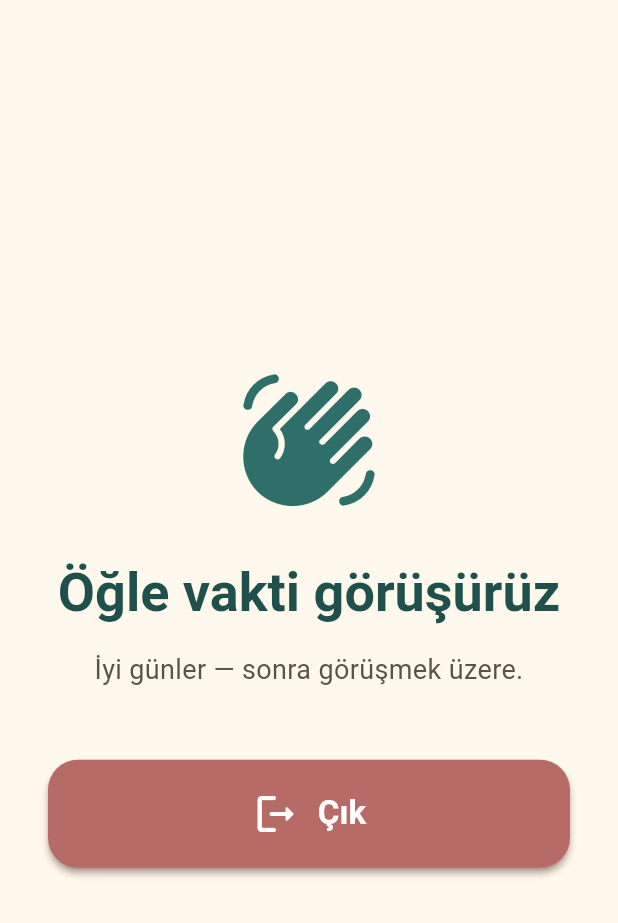
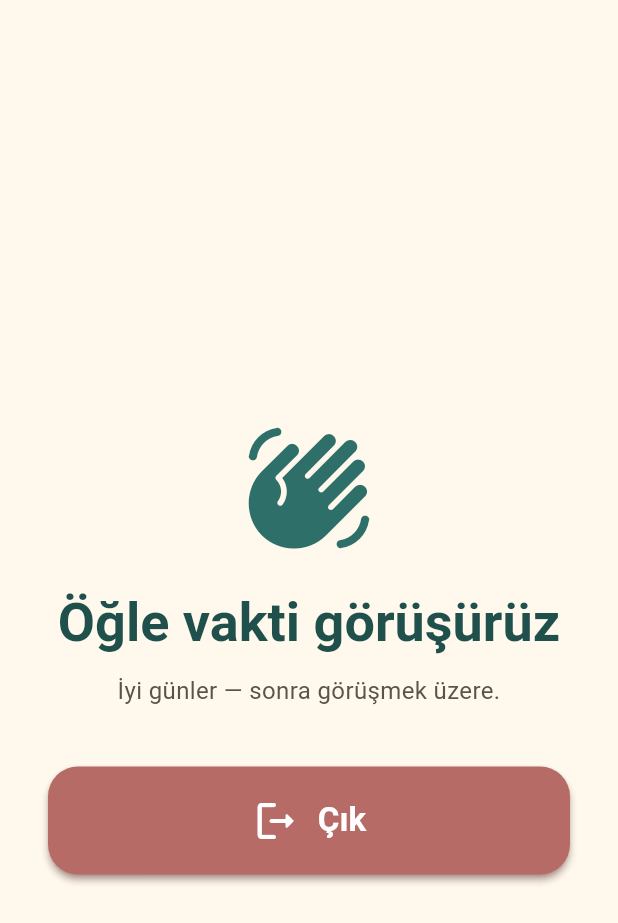
Before and after one commit to muozer1993-crypto/repo, a Flutter app: the _FarewellPhase screen opened directly with empty values, on a phone screen of 412 x 824 dp. Shown: the top 923 px of the screen. Run offline on Flutter 3.47's test engine with Material 3 defaults, Android fonts, the phone set to English and light mode, and no system bars; drawn by our look-alikes of auto_size_text; our stand-ins replace flutter_riverpod, go_router, isar, just_audio, supabase_flutter; accounts and stored records are empty; generated files the repository leaves out were written again.

Commit message:
v2/ui-pass-4: completion → farewell, landscape overflow fix on goodbye screen
(1) After both games finish (or game1 only on game2-less scenes),
the patient now lands on the FarewellPhase directly — same screen
that "Şimdilik yeterli" + Çık-during-game route to. The
intermediate CompletionOverlay with "Aferin harikasın!" + "Ana
ekrana dön" is gone; the patient who just told the app
"şimdilik yeterli" minutes earlier was getting confused at
seeing two different green screens with two different actions.

FarewellPhase grows a `celebrate` flag:
  * celebrate=true (full success) → green check icon + "Aferin
    harikasın!" mini-header above the window-aware "İkindi vakti
    görüşürüz" title.
  * celebrate=false (early stop / Çık) → wave icon, no celebration
    header, neutral tone.
The single Çık button (danger variant) is the only action — calls
hardExitApp() which kills the process and (release-build) drops
the recents card.

GameSessionController: onGame2Result and onGame1Completed (when
no game2 exists) both go through new _completeAndFareWell() which
flushes the SessionLog row and transitions to farewell. The
in-controller `completed` phase still exists in the enum for
binary-compat but nothing sets it on the happy path now.

(2) FarewellPhase landscape layout fix.
Wrapped the body in SingleChildScrollView + LayoutBuilder. When
constraints.maxHeight < 480 (landscape phone) the icon shrinks
56→88px, vertical spacings tighten, and the Çık button uses
compact mode. Resolves the "bottom overflowed by 31px" complaint
on landscape Mi 11.

Note on Çık/Kapat not fully closing in debug mode: confirmed
debug-build behaviour — Flutter's dev tools daemon keeps the
process alive after io.exit(0), so Android shows the activity in
recents and tapping it relaunches. `flutter run --release` builds
or signed APKs terminate cleanly. No code change needed; user
flagged this as "muhtemelen debugging" themselves.

https://claude.ai/code/session_01ReQCHZjnxNkcEqMM7H4pZD

```diff
--- a/lib/features/game/application/game_session_controller.dart
+++ b/lib/features/game/application/game_session_controller.dart
@@ -175,10 +175,18 @@ class GameSessionController extends StateNotifier<GameSessionState> {
     state = state.copyWith(
       game1Errors: errorCount,
       game1Completed: completed,
-      phase: state.scene.game2 == null
-          ? GameSessionPhase.completed
-          : GameSessionPhase.transitionToGame2,
     );
+    // v2 — if the scene has a Game-2, advance to the transition; if
+    // not, finish the session immediately and route to farewell. The
+    // intermediate "completed" phase + CompletionOverlay is gone — its
+    // "Ana ekrana dön" button confused patients who'd just been told
+    // "şimdilik yeterli" minutes earlier and saw the same destination.
+    if (state.scene.game2 == null) {
+      // ignore: discarded_futures
+      _completeAndFareWell();
+    } else {
+      state = state.copyWith(phase: GameSessionPhase.transitionToGame2);
+    }
   }
 
   /// v2 — record Game-1 stats WITHOUT transitioning to the next phase.
@@ -201,7 +209,11 @@ class GameSessionController extends StateNotifier<GameSessionState> {
   void onTransitionContinue() {
     if (state.phase != GameSessionPhase.transitionToGame2) return;
     if (state.scene.game2 == null) {
-      state = state.copyWith(phase: GameSessionPhase.completed);
+      // Defensive — TransitionScreen shouldn't have been mounted on a
+      // game2-less scene anyway. Funnel through the same farewell
+      // path the rest of the controller uses.
+      // ignore: discarded_futures
+      _completeAndFareWell();
       return;
     }
     state = state.copyWith(phase: GameSessionPhase.game2);
@@ -240,8 +252,17 @@ class GameSessionController extends StateNotifier<GameSessionState> {
     state = state.copyWith(
       game2Errors: result.errorCount,
       game2Completed: result.completed,
-      phase: GameSessionPhase.completed,
     );
+    // ignore: discarded_futures
+    _completeAndFareWell();
+  }
+
+  /// Internal: flush the session row, mark the celebration flag, and
+  /// transition to farewell. Single funnel for both successful Game-1
+  /// (no-game2 scenes) and Game-2 completion.
+  Future<void> _completeAndFareWell() async {
+    await _flushSessionRow(exitedEarly: false);
+    state = state.copyWith(phase: GameSessionPhase.farewell);
   }
 
   // ----- Completion / bonus offer -----
--- a/lib/features/game/presentation/scene_player_screen.dart
+++ b/lib/features/game/presentation/scene_player_screen.dart
@@ -98,7 +98,10 @@ class _ScenePlayerScreenState extends ConsumerState<ScenePlayerScreen> {
       case GameSessionPhase.game2:
         return _Game2PhaseFor(args.scene);
       case GameSessionPhase.completed:
-        return _CompletionPhase(onDone: _onCompletionDone);
+        // v2 — completed phase is unreachable now (game1/game2 result
+        // handlers funnel directly to farewell). Keep a compact
+        // fallback in case any pre-v2 state lands here.
+        return _FarewellPhase(window: args.scene.window, celebrate: true);
       case GameSessionPhase.bonusOffer:
         return _BonusOfferPhase(
           onAccept: _onBonusAccept,
@@ -113,7 +116,11 @@ class _ScenePlayerScreenState extends ConsumerState<ScenePlayerScreen> {
               .onBonusFinished(),
         );
       case GameSessionPhase.farewell:
-        return _FarewellPhase(window: session.scene.window);
+        return _FarewellPhase(
+          window: session.scene.window,
+          celebrate: session.game1Completed &&
+              (session.scene.game2 == null || session.game2Completed),
+        );
       case GameSessionPhase.done:
         return const Scaffold(
           body: Center(child: CircularProgressIndicator()),
@@ -471,49 +478,102 @@ class _InlineBonusHostState extends ConsumerState<_InlineBonusHost> {
 /// process via dart:io exit(0); SystemNavigator.pop() on some Android
 /// OEM builds just minimises).
 class _FarewellPhase extends StatelessWidget {
-  const _FarewellPhase({required this.window});
+  const _FarewellPhase({
+    required this.window,
+    required this.celebrate,
+  });
   final TimeWindow window;
+
+  /// True when the patient finished both games (or game1 only on
+  /// game2-less scenes). Drives the "Aferin harikasın!" mini-header
+  /// and the green check icon. False on early-stop paths (Çık,
+  /// Şimdilik yeterli) so the screen feels neutral, not celebratory.
+  final bool celebrate;
 
   @override
   Widget build(BuildContext context) {
+    final t = Theme.of(context).textTheme;
     return Scaffold(
       backgroundColor: AppColors.background,
       body: SafeArea(
-        child: Padding(
-          padding: const EdgeInsets.all(32),
+        child: LayoutBuilder(
+          builder: (context, c) {
+            final isTight = c.maxHeight < 480;
+            return SingleChildScrollView(
+              padding: EdgeInsets.symmetric(
+                horizontal: 32,
+                vertical: isTight ? 16 : 32,
+              ),
+              child: ConstrainedBox(
+                constraints: BoxConstraints(minHeight: c.maxHeight - 16),
                 child: Column(
                   mainAxisAlignment: MainAxisAlignment.center,
                   children: [
-              Icon(Icons.waving_hand_rounded,
-                  size: 96, color: AppColors.primary),
-              const SizedBox(height: 32),
+                    if (celebrate) ...[
+                      Icon(
+                        Icons.check_circle_rounded,
+                        size: isTight ? 56 : 88,
+                        color: AppColors.acceptGlow,
+                      ),
+                      const SizedBox(height: 8),
+                      AutoSizeText(
+                        StringsTr.completionTitle,
+                        maxLines: 1,
+                        minFontSize: 18,
+                        wrapWords: false,
+                        textAlign: TextAlign.center,
+                        style: t.headlineSmall?.copyWith(
+                          color: AppColors.primary,
+                          fontWeight: FontWeight.w600,
+                        ),
+                      ),
+                      SizedBox(height: isTight ? 12 : 24),
+                    ] else ...[
+                      Icon(
+                        Icons.waving_hand_rounded,
+                        size: isTight ? 56 : 88,
+                        color: AppColors.primary,
+                      ),
+                      SizedBox(height: isTight ? 12 : 24),
+                    ],
                     AutoSizeText(
                       _farewellTitle(window),
-                style: Theme.of(context).textTheme.displaySmall?.copyWith(
+                      style: t.displaySmall?.copyWith(
                         color: AppColors.primaryDark,
                         fontWeight: FontWeight.w600,
                       ),
                       maxLines: 2,
-                minFontSize: 22,
+                      minFontSize: 18,
                       wrapWords: false,
                       textAlign: TextAlign.center,
                     ),
-              const SizedBox(height: 16),
+                    const SizedBox(height: 12),
                     Text(
                       'İyi günler — sonra görüşmek üzere.',
                       textAlign: TextAlign.center,
-                style: TextStyle(fontSize: 18, color: AppColors.textSecondary),
+                      style: TextStyle(
+                        fontSize: 16,
+                        color: AppColors.textSecondary,
                       ),
-              const SizedBox(height: 48),
-              BigButton(
+                    ),
+                    SizedBox(height: isTight ? 20 : 40),
+                    SizedBox(
+                      width: double.infinity,
+                      child: BigButton(
                         label: 'Çık',
                         icon: Icons.logout_rounded,
                         variant: BigButtonVariant.danger,
                         expand: true,
+                        compact: isTight,
                         onPressed: _hardExit,
                       ),
+                    ),
+                    const SizedBox(height: 8),
                   ],
                 ),
+              ),
+            );
+          },
         ),
       ),
     );
```
Lines whose indentation alone changed are shown as unchanged.
